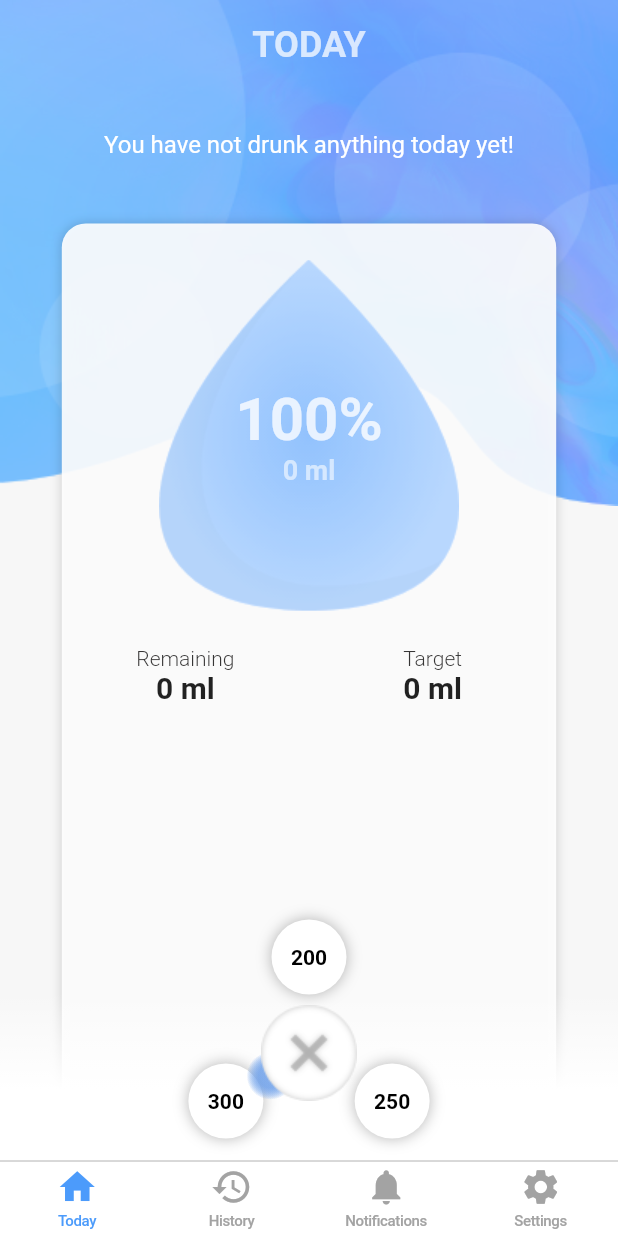
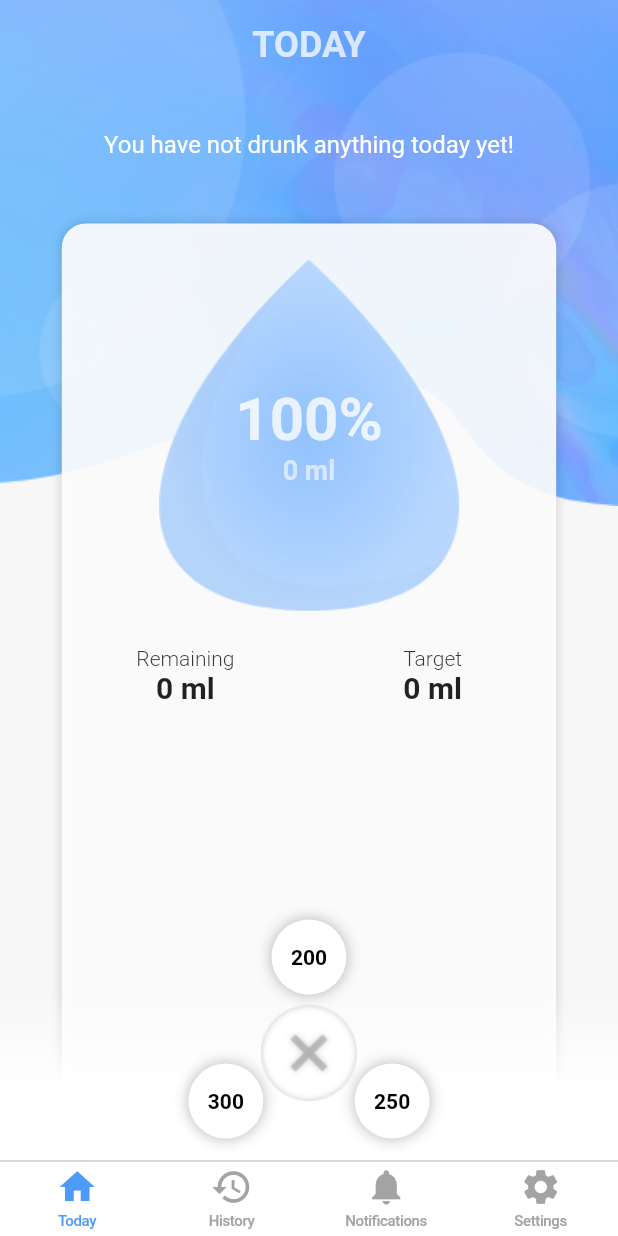
Before and after one commit to artur-ios-dev/watermaniac, a Flutter app: the screen it shows after launch, after a tap on the "cancel" icon, on a phone screen of 412 x 824 dp. Run offline on Flutter 3.47's test engine with Material 2 defaults, Android fonts, the phone set to English and light mode, and no system bars; our stand-ins replace flutter_local_notifications, flutter_redux, flutter_svg, redux, shared_preferences, sqflite; accounts and stored records are empty.

Commit message:
Removed bubbles around drink menu button

```diff
--- a/lib/widgets/circle_menu/circle_menu_toggle_button.dart
+++ b/lib/widgets/circle_menu/circle_menu_toggle_button.dart
@@ -1,55 +1,55 @@
-import 'dart:math';
+// import 'dart:math';
 
 import 'package:flutter/material.dart';
 
-class Bubble {
-  Offset speed;
-  Offset location;
-  double radius;
-  double life;
-  Color color;
-  double opacity;
+// class Bubble {
+//   Offset speed;
+//   Offset location;
+//   double radius;
+//   double life;
+//   Color color;
+//   double opacity;
 
-  double remainingLife;
+//   double remainingLife;
 
-  Bubble() {
-    Random rd = Random();
+//   Bubble() {
+//     Random rd = Random();
 
-    this.speed = Offset(-0.5 + rd.nextDouble(), -0.5 + rd.nextDouble());
-    this.location = Offset(32.0, 32.0);
-    this.radius = 8.0 + rd.nextDouble() * 16;
-    this.life = rd.nextDouble() * 20;
-    this.remainingLife = this.life;
+//     this.speed = Offset(-0.5 + rd.nextDouble(), -0.5 + rd.nextDouble());
+//     this.location = Offset(32.0, 32.0);
+//     this.radius = 8.0 + rd.nextDouble() * 16;
+//     this.life = rd.nextDouble() * 20;
+//     this.remainingLife = this.life;
 
-    this.color = const Color(0xFF6fa1ea);
-  }
+//     this.color = const Color(0xFF6fa1ea);
+//   }
 
-  move() {
-    this.remainingLife -= 0.1;
-    this.location = this.location + this.speed;
-  }
+//   move() {
+//     this.remainingLife -= 0.1;
+//     this.location = this.location + this.speed;
+//   }
 
-  display(Canvas canvas) {
-    this.opacity = (this.remainingLife / this.life * 100).round() / 100;
-    var gradient = RadialGradient(
-      colors: [
-        Color.fromRGBO(
-            this.color.red, this.color.green, this.color.blue, this.opacity),
-        Color.fromRGBO(
-            this.color.red, this.color.green, this.color.blue, this.opacity),
-        Color.fromRGBO(this.color.red, this.color.green, this.color.blue, 0.0)
-      ],
-      stops: [0.0, 0.5, 1.0],
-    );
+//   display(Canvas canvas) {
+//     this.opacity = (this.remainingLife / this.life * 100).round() / 100;
+//     var gradient = RadialGradient(
+//       colors: [
+//         Color.fromRGBO(
+//             this.color.red, this.color.green, this.color.blue, this.opacity),
+//         Color.fromRGBO(
+//             this.color.red, this.color.green, this.color.blue, this.opacity),
+//         Color.fromRGBO(this.color.red, this.color.green, this.color.blue, 0.0)
+//       ],
+//       stops: [0.0, 0.5, 1.0],
+//     );
 
-    Paint painter = Paint()
-      ..style = PaintingStyle.fill
-      ..shader = gradient.createShader(
-          Rect.fromCircle(center: this.location, radius: this.radius));
+//     Paint painter = Paint()
+//       ..style = PaintingStyle.fill
+//       ..shader = gradient.createShader(
+//           Rect.fromCircle(center: this.location, radius: this.radius));
 
-    canvas.drawCircle(this.location, this.radius, painter);
-  }
-}
+//     canvas.drawCircle(this.location, this.radius, painter);
+//   }
+// }
 
 class CircleMenuToggleButton extends StatefulWidget {
   final bool expanded;
@@ -64,28 +64,28 @@ class CircleMenuToggleButton extends StatefulWidget {
 class _CircleMenuToggleButtonState extends State<CircleMenuToggleButton>
     with TickerProviderStateMixin {
   AnimationController animationController;
-  final bubbles = <Bubble>[];
+  // final bubbles = <Bubble>[];
 
   @override
   void initState() {
     super.initState();
 
-    List.generate(5, (i) {
-      bubbles.add(Bubble());
-    });
+    // List.generate(5, (i) {
+    //   bubbles.add(Bubble());
+    // });
 
-    animationController =
-        AnimationController(vsync: this, duration: Duration(milliseconds: 1000))
-          ..addListener(() {
-            for (int i = 0; i < bubbles.length; i++) {
-              bubbles[i].move();
+    // animationController =
+    //     AnimationController(vsync: this, duration: Duration(milliseconds: 1000))
+    //       ..addListener(() {
+    //         for (int i = 0; i < bubbles.length; i++) {
+    //           bubbles[i].move();
 
-              if (bubbles[i].remainingLife < 0 || bubbles[i].radius < 0) {
-                bubbles[i] = Bubble();
-              }
-            }
-          })
-          ..repeat();
+    //           if (bubbles[i].remainingLife < 0 || bubbles[i].radius < 0) {
+    //             bubbles[i] = Bubble();
+    //           }
+    //         }
+    //       })
+    //       ..repeat();
   }
 
   @override
@@ -99,13 +99,13 @@ class _CircleMenuToggleButtonState extends State<CircleMenuToggleButton>
     return Container(
       child: Stack(
         children: <Widget>[
-          AnimatedBuilder(
-            animation: animationController,
-            builder: (context, child) => CustomPaint(
-                  size: Size(64.0, 64.0),
-                  painter: _BubblePainter(bubbles),
-                ),
-          ),
+          // AnimatedBuilder(
+          //   animation: animationController,
+          //   builder: (context, child) => CustomPaint(
+          //         size: Size(64.0, 64.0),
+          //         painter: _BubblePainter(bubbles),
+          //       ),
+          // ),
           Image.asset(
             widget.expanded
                 ? 'assets/buttons/close_menu.png'
@@ -119,18 +119,18 @@ class _CircleMenuToggleButtonState extends State<CircleMenuToggleButton>
   }
 }
 
-class _BubblePainter extends CustomPainter {
-  final List<Bubble> bubbles;
+// class _BubblePainter extends CustomPainter {
+//   final List<Bubble> bubbles;
 
-  _BubblePainter(this.bubbles);
+//   _BubblePainter(this.bubbles);
 
-  @override
-  void paint(Canvas canvas, Size size) {
-    for (var bubble in bubbles) {
-      bubble.display(canvas);
-    }
-  }
+//   @override
+//   void paint(Canvas canvas, Size size) {
+//     for (var bubble in bubbles) {
+//       bubble.display(canvas);
+//     }
+//   }
 
-  @override
-  bool shouldRepaint(_BubblePainter oldDelegate) => true;
-}
+//   @override
+//   bool shouldRepaint(_BubblePainter oldDelegate) => true;
+// }
--- a/lib/widgets/shadow/shadow_icon.dart
+++ b/lib/widgets/shadow/shadow_icon.dart
@@ -1,4 +1,4 @@
-import 'dart:ui' as ui;
+// import 'dart:ui' as ui;
 import 'package:flutter/material.dart';
 
 class ShadowIcon extends StatelessWidget {
```
